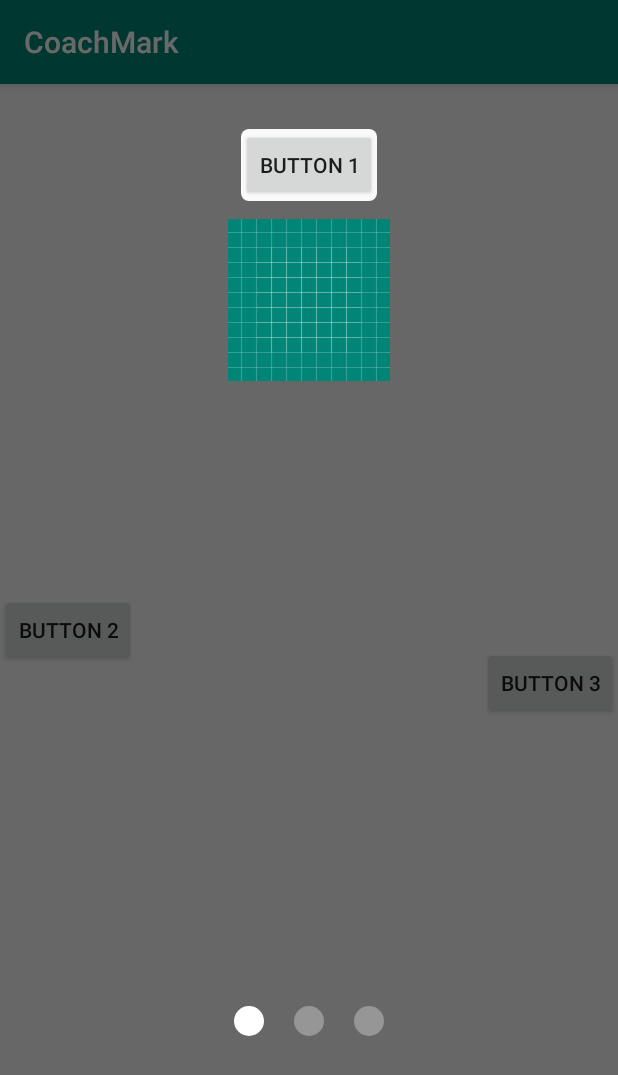
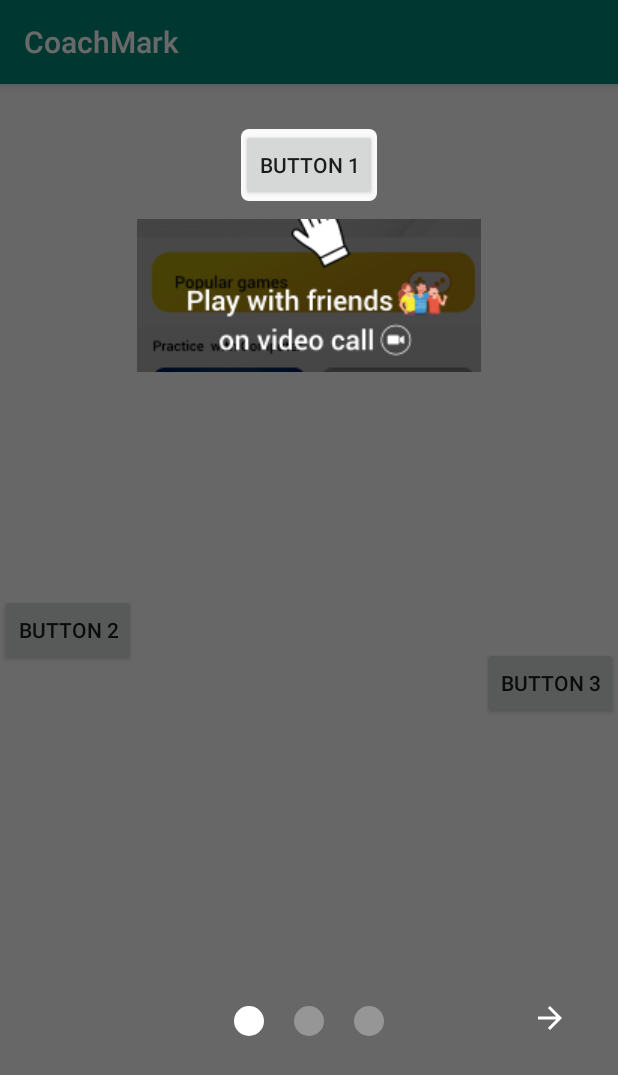
Before and after one commit to gbashish12556/CoachMarkModified, an Android app: the screen it shows after launch (MainActivity), on a phone screen of 412 x 824 dp. Shown: the top 1075 px of the screen. Run offline under Robolectric (Android 15) with nearby library versions, the phone set to English and light mode, and no system bars.

Commit message:
added arrow

```diff
--- a/app/src/main/java/com/android/app/coachmark/MainActivity.kt
+++ b/app/src/main/java/com/android/app/coachmark/MainActivity.kt
@@ -34,7 +34,7 @@ class MainActivity : AppCompatActivity() {
             .setOverlayTargetView(button_1)
             .setInfoViewBuilder(
                 CoachMarkInfo.Builder(this)
-                    .setDrawable(getDrawable(R.drawable.ic_launcher_background))
+                    .setDrawable(getDrawable(R.drawable.dummy))
                     .setMargin(30, -5, 30, 30)
             ).setSkipButtonBuilder(
                 CoachMarkSkipButton.Builder(this)
@@ -49,13 +49,10 @@ class MainActivity : AppCompatActivity() {
         coachMarkSequence.addItem(coachMarkBuilder, true)
 
         coachMarkSequence.setSequenceConfig(coachMarkConfig)
-        coachMarkConfig.setInfoTextTypeface(TypeFace.BOLD)
-        coachMarkSequence.addItem(button_2, getDrawable(R.drawable.ic_launcher_background))
+        coachMarkSequence.addItem(button_2, getDrawable(R.drawable.dummy))
 
-        coachMarkConfig.setInfoTextTypeface(TypeFace.ITALIC)
-        coachMarkSequence.addItem(button_3, getDrawable(R.drawable.ic_launcher_background))
+        coachMarkSequence.addItem(button_3, getDrawable(R.drawable.dummy))
 
-        coachMarkConfig.setInfoTextTypeface(TypeFace.NORMAL)
         coachMarkSequence.setSequenceListener(object : SequenceListener {
             override fun onNextItem(coachMark: CoachMarkOverlay, coachMarkSeq: CoachMarkSequence) {
                 super.onNextItem(coachMark, coachMarkSequence)
--- a/coachmark/src/main/java/com/android/library/coachmark/components/CoachMarkOverlay.kt
+++ b/coachmark/src/main/java/com/android/library/coachmark/components/CoachMarkOverlay.kt
@@ -9,6 +9,7 @@ import android.view.LayoutInflater
 import android.view.View
 import android.view.ViewGroup
 import android.widget.FrameLayout
+import android.widget.ImageView
 import androidx.constraintlayout.widget.ConstraintLayout
 import com.android.library.coachmark.R
 import com.android.library.coachmark.configuration.CoachMarkConfig
@@ -53,6 +54,7 @@ class CoachMarkOverlay : FrameLayout {
     private var mInfoView: CoachMarkInfo? = null
     private var mSkipButton: CoachMarkSkipButton? = null
     private var threeDots:ConstraintLayout? = null
+    private var arrow:ImageView? = null
 
     private fun init(builder: Builder) {
         this.setWillNotDraw(false)
@@ -66,6 +68,7 @@ class CoachMarkOverlay : FrameLayout {
             }
         }
         addThreeDots(0)
+        addArrow()
     }
 
     fun addThreeDots(position:Int){
@@ -89,6 +92,22 @@ class CoachMarkOverlay : FrameLayout {
             val margin = mBuilder.getSkipButtonBuilder()!!.getButtonMargin()
             threeDotParams.bottomMargin = 200
             layoutParams = threeDotParams
+        }
+
+    }
+
+    fun addArrow(){
+        val layoutInflater:LayoutInflater = LayoutInflater.from(context)
+        arrow = layoutInflater.inflate(R.layout.arrow_view, null) as ImageView?
+
+        // Inflate the layout using LayoutInflater
+        addView(arrow)
+        arrow?.apply {
+            val arrrowParams = LayoutParams(LayoutParams.WRAP_CONTENT, LayoutParams.WRAP_CONTENT)
+            arrrowParams.gravity = android.view.Gravity.BOTTOM or android.view.Gravity.RIGHT or android.view.Gravity.END
+            arrrowParams.rightMargin = 50
+            arrrowParams.bottomMargin = 200
+            layoutParams = arrrowParams
         }
 
     }
--- a/coachmark/src/main/java/com/android/library/coachmark/configuration/CoachMarkSequence.kt
+++ b/coachmark/src/main/java/com/android/library/coachmark/configuration/CoachMarkSequence.kt
@@ -55,6 +55,7 @@ class CoachMarkSequence(private val mContext: Context) {
                         }
                         overlay.removeAllViews()
                         overlay.addThreeDots(position%3)
+                        overlay.addArrow()
                         overlay.resetView()
                         mSequenceListener?.let {
                             it.onNextItem(overlay, this@CoachMarkSequence)
--- /dev/null
+++ b/coachmark/src/main/res/drawable/ic_baseline_arrow_forward_24.xml
@@ -0,0 +1,5 @@
+<vector android:autoMirrored="true" android:height="24dp"
+    android:tint="#FFFFFF" android:viewportHeight="24"
+    android:viewportWidth="24" android:width="24dp" xmlns:android="http://schemas.android.com/apk/res/android">
+    <path android:fillColor="@android:color/white" android:pathData="M12,4l-1.41,1.41L16.17,11H4v2h12.17l-5.58,5.59L12,20l8,-8z"/>
+</vector>
--- /dev/null
+++ b/coachmark/src/main/res/layout/arrow_view.xml
@@ -0,0 +1,6 @@
+<?xml version="1.0" encoding="utf-8"?>
+<ImageView
+        xmlns:android="http://schemas.android.com/apk/res/android"
+        android:layout_width="100dp"
+        android:layout_height="90dp"
+        android:src="@drawable/ic_baseline_arrow_forward_24"/>
```
Also changed, not shown: app/src/main/res/drawable/dummy.png (added).
